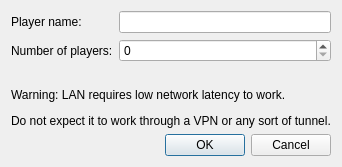
Qt form src/frontend/qt_sdl/LANStartHostDialog.ui (tjdduq23-droid/melonDS-1.1-korean) before a commit.
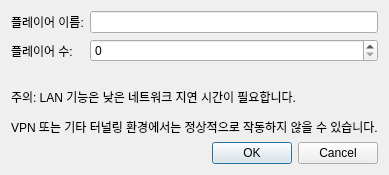
The same form after that commit.

Diff of the .ui file:
```diff
--- a/src/frontend/qt_sdl/LANStartHostDialog.ui
+++ b/src/frontend/qt_sdl/LANStartHostDialog.ui
@@ -28,7 +28,7 @@
      <item row="0" column="0">
       <widget class="QLabel" name="label">
        <property name="text">
-        <string>Player name:</string>
+        <string>플레이어 이름:</string>
        </property>
       </widget>
      </item>
@@ -38,7 +38,7 @@
      <item row="1" column="0">
       <widget class="QLabel" name="label_2">
        <property name="text">
-        <string>Number of players:</string>
+        <string>플레이어 수:</string>
        </property>
       </widget>
      </item>
@@ -48,7 +48,7 @@
      <item row="3" column="0" colspan="2">
       <widget class="QLabel" name="label_3">
        <property name="text">
-        <string>&lt;html&gt;&lt;head/&gt;&lt;body&gt;&lt;p&gt;Warning: LAN requires low network latency to work.&lt;/p&gt;&lt;p&gt;Do not expect it to work through a VPN or any sort of tunnel.&lt;/p&gt;&lt;/body&gt;&lt;/html&gt;</string>
+        <string>&lt;html&gt;&lt;head/&gt;&lt;body&gt;&lt;p&gt;주의: LAN 기능은 낮은 네트워크 지연 시간이 필요합니다.&lt;/p&gt;&lt;p&gt;VPN 또는 기타 터널링 환경에서는 정상적으로 작동하지 않을 수 있습니다.&lt;/p&gt;&lt;/body&gt;&lt;/html&gt;</string>
        </property>
       </widget>
      </item>
```
Left out of the diff: 2 changed lines with no effect on the pictures.
